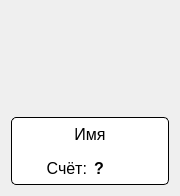
This is Games/InterfaceElements/playericon.ui in MyEdit/Casino_Client as Qt 5 draws it before an edit. The edited form follows.
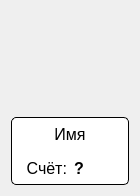
This is the edited form.

What changed in the file:
```diff
--- a/Games/InterfaceElements/playericon.ui
+++ b/Games/InterfaceElements/playericon.ui
@@ -6,7 +6,7 @@
    <rect>
     <x>0</x>
     <y>0</y>
-    <width>180</width>
+    <width>140</width>
     <height>196</height>
    </rect>
   </property>
@@ -81,6 +81,12 @@
        <layout class="QVBoxLayout" name="verticalLayout_2">
         <item>
          <widget class="QLabel" name="playerName">
+          <property name="minimumSize">
+           <size>
+            <width>100</width>
+            <height>0</height>
+           </size>
+          </property>
           <property name="font">
            <font>
             <family>Segoe UI</family>
```
